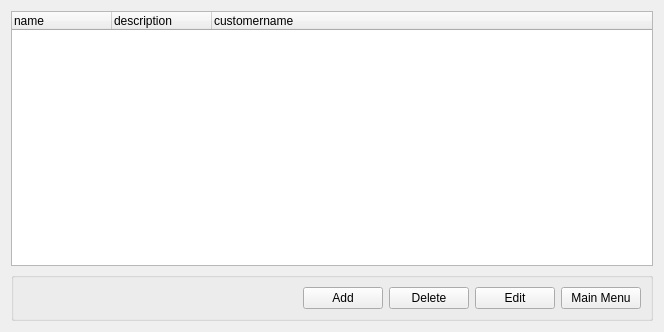
Old version of the form examples/demo/crm/client/listProject.ui in the repository Wolframe/Wolframe.
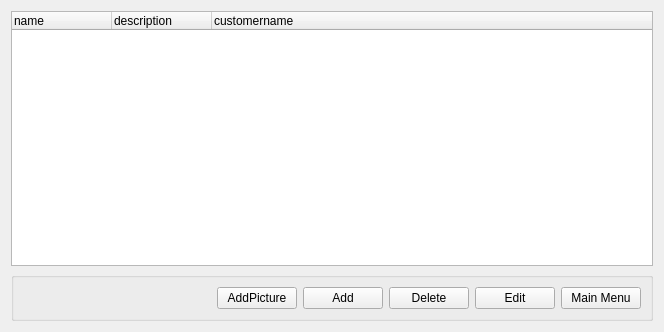
New version of the form.

Commit message: ui for add customer picture

Diff of the .ui file:
```diff
--- a/examples/demo/crm/client/listProject.ui
+++ b/examples/demo/crm/client/listProject.ui
@@ -30,6 +30,13 @@
         </property>
        </spacer>
       </item>
+      <item>
+       <widget class="QPushButton" name="AddPicture">
+        <property name="text">
+         <string>AddPicture</string>
+        </property>
+       </widget>
+      </item>
       <item>
        <widget class="QPushButton" name="NavAddProject">
         <property name="text">
```
The commit also changes 3 other files.
